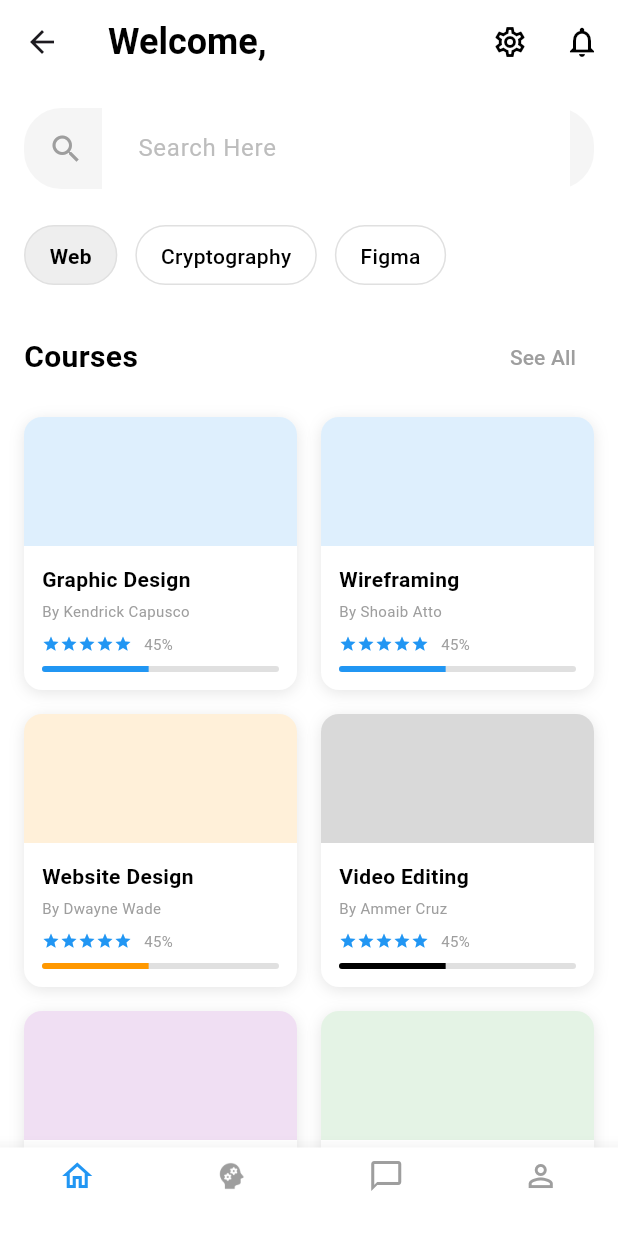
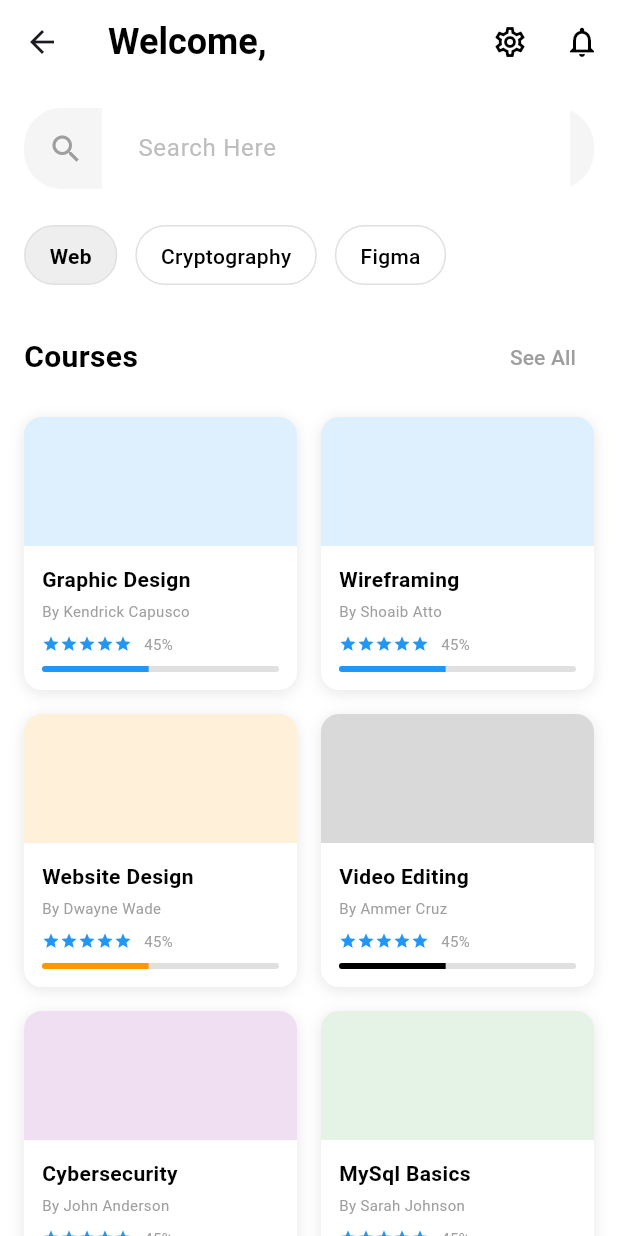
Before and after one commit to andreswooshik/SE-ProjectEduNova, a Flutter app: the StudentDashboardPage screen opened directly with empty values, on a phone screen of 412 x 824 dp. Run offline on Flutter 3.47's test engine with Material 3 defaults, Android fonts, the phone set to English and light mode, and no system bars; our stand-ins replace flutter_riverpod, shared_preferences; accounts and stored records are empty.

Commit message:
removed the bottomNavigationBar in student dashboard page

```diff
--- a/lib/screens/student_dashboard_page.dart
+++ b/lib/screens/student_dashboard_page.dart
@@ -174,7 +174,6 @@ class StudentDashboardPage extends StatelessWidget {
           ],
         ),
       ),
-      bottomNavigationBar: _buildBottomNavBar(context, 0),
     );
   }
 
@@ -298,48 +297,4 @@ class StudentDashboardPage extends StatelessWidget {
       ),
     );
   }
-
-  Widget _buildBottomNavBar(BuildContext context, int currentIndex) {
-    return BottomNavigationBar(
-      currentIndex: currentIndex,
-      selectedItemColor: Colors.blue,
-      unselectedItemColor: Colors.grey,
-      backgroundColor: Colors.white,
-      elevation: 10,
-      type: BottomNavigationBarType.fixed,
-      items: [
-        BottomNavigationBarItem(
-          icon: Icon(Icons.home_outlined),
-          label: '',
-        ),
-        BottomNavigationBarItem(
-          icon: Image.asset(
-            'assets/images/icon_course.png',
-            width: 24,
-            height: 24,
-            color: currentIndex == 1 ? Colors.blue : Colors.grey,
-          ),
-          label: '',
-        ),
-        BottomNavigationBarItem(
-          icon: Icon(Icons.chat_bubble_outline),
-          label: '',
-        ),
-        BottomNavigationBarItem(
-          icon: Icon(Icons.person_outline),
-          label: '',
-        ),
-      ],
-      onTap: (index) {
-        if (index == 1) {
-          Navigator.push(
-            context,
-            MaterialPageRoute(
-              builder: (context) => const MyCoursesPage(),
-            ),
-          );
-        }
-      },
-    );
-  }
 }
```
